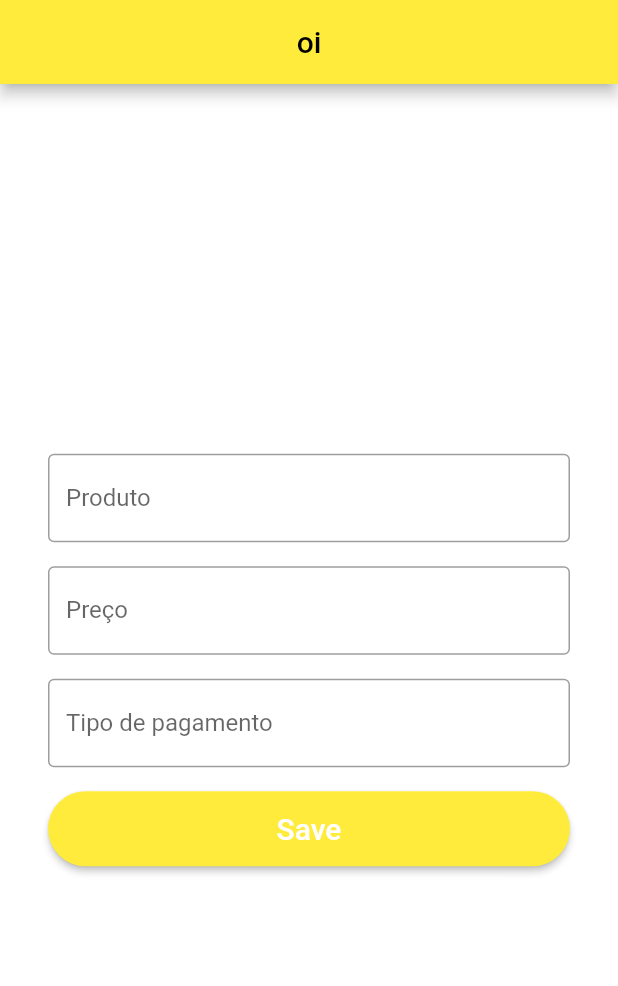
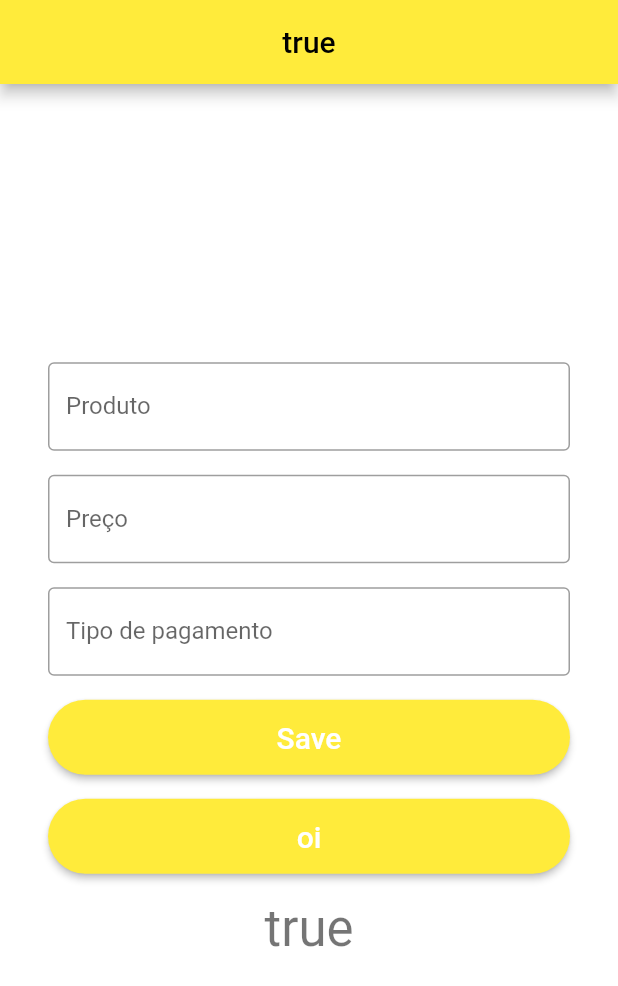
Before and after one commit to lucasfdelis/flutter-google-sheets, a Flutter app: the screen it shows after launch, on a phone screen of 412 x 824 dp. Shown: the top 986 px of the screen. Run offline on Flutter 3.47's test engine with Material 2 defaults, Android fonts, the phone set to English and light mode, and no system bars; our stand-ins replace flutter_mobx, mobx; missing offline and left inert: gsheets; generated files the repository leaves out were written again; key blocks and very long unbroken strings in the code were emptied for the run.

Commit message:
Mudando cor de fundo

```diff
--- a/lib/page/create_sheets_page.dart
+++ b/lib/page/create_sheets_page.dart
@@ -1,30 +1,38 @@
 import 'package:flutter_application/api/sheets/sales_sheet_api.dart';
 import 'package:flutter_application/model/user.dart';
+import 'package:flutter_application/store/tema.store.dart';
 import 'package:flutter_application/widget/button_widget.dart';
 import 'package:flutter/material.dart';
 import 'package:flutter_application/main.dart';
 import 'package:flutter_application/widget/user_form_widget.dart';
+import 'package:flutter_mobx/flutter_mobx.dart';
+import 'package:provider/provider.dart';
 
 class CreateSheetsPage extends StatelessWidget {
   @override
-  Widget build(BuildContext context) => Scaffold(
+  Widget build(BuildContext context) {
+    final store = Provider.of<TemaStore>(context);
+    return Observer(
+      builder: (_) => Scaffold(
         appBar: AppBar(
-          title: Text('oi'),
+          title: Text('${store.clicado}'),
           centerTitle: true,
         ),
         body: Container(
           alignment: Alignment.center,
           padding: EdgeInsets.all(32),
-          color: Colors.white,
+          color: store.clicado ? Colors.white : Colors.black12,
           child: UserFormWidget(
             onSavedUser: (user) async {
               await UserSheetsApi.insert([user.toJson()]);
             },
           ),
         ),
-      );
+      ),
+    );
 
-  // Future insertUsers() async {
-  //   await UserSheetsApi.insert();
-  // }
+    // Future insertUsers() async {
+    //   await UserSheetsApi.insert();
+    // }
+  }
 }
--- a/lib/widget/user_form_widget.dart
+++ b/lib/widget/user_form_widget.dart
@@ -1,6 +1,8 @@
 import 'package:flutter/material.dart';
 import 'package:flutter_application/model/user.dart';
-
+import 'package:flutter_mobx/flutter_mobx.dart';
+import 'package:flutter_application/store/tema.store.dart';
+import 'package:provider/provider.dart';
 import 'button_widget.dart';
 
 class UserFormWidget extends StatefulWidget {
@@ -34,33 +36,26 @@ class _UserFormWidgetState extends State<UserFormWidget> {
   }
 
   @override
-  Widget build(BuildContext context) => Form(
+  Widget build(BuildContext context) {
+    final store = Provider.of<TemaStore>(context);
+    return Form(
       key: formKey,
-        child: Column(
+      child: Observer(
+        builder: (_) => Column(
           mainAxisSize: MainAxisSize.min,
           children: [
-            buildName(),
-            const SizedBox(height: 16),
-            buildPrice(),
-            const SizedBox(height: 16),
-            buildPay(),
-            const SizedBox(height: 16),
-            buildSubmit(),
-          ],
-        ),
-      );
-
-  Widget buildName() => TextFormField(
+            TextFormField(
               controller: controllerName,
               decoration: InputDecoration(
                 labelText: 'Produto',
                 border: OutlineInputBorder(),
               ),
-        validator: (value) =>
-            value != null && value.isEmpty ? 'Escreva o nome do produto' : null,
-      );
-
-  Widget buildPrice() => TextFormField(
+              validator: (value) => value != null && value.isEmpty
+                  ? 'Escreva o nome do produto'
+                  : null,
+            ),
+            const SizedBox(height: 16),
+            TextFormField(
               controller: controllerPrice,
               decoration: InputDecoration(
                 labelText: 'Preço',
@@ -69,9 +64,9 @@ class _UserFormWidgetState extends State<UserFormWidget> {
               validator: (value) => value != null && value.isEmpty
                   ? 'Escreva o preço do produto'
                   : null,
-      );
-
-  Widget buildPay() => TextFormField(
+            ),
+            const SizedBox(height: 16),
+            TextFormField(
               controller: controllerPay,
               decoration: InputDecoration(
                 labelText: 'Tipo de pagamento',
@@ -80,9 +75,9 @@ class _UserFormWidgetState extends State<UserFormWidget> {
               validator: (value) => value != null && value.isEmpty
                   ? 'Escreva a forma de pagamento do produto'
                   : null,
-      );
-
-  Widget buildSubmit() => ButtonWidget(
+            ),
+            const SizedBox(height: 16),
+            ButtonWidget(
               text: 'Save',
               onClicked: () {
                 final form = formKey.currentState!;
@@ -97,5 +92,20 @@ class _UserFormWidgetState extends State<UserFormWidget> {
                   widget.onSavedUser(user);
                 }
               },
+            ),
+            const SizedBox(height: 16),
+            ButtonWidget(
+              text: 'oi',
+              onClicked: store.clique,
+            ),
+            const SizedBox(height: 16),
+            Text(
+              '${store.clicado}',
+              style: Theme.of(context).textTheme.headline4,
+            ),
+          ],
+        ),
+      ),
     );
   }
+}
```
Lines whose indentation alone changed are shown as unchanged.
